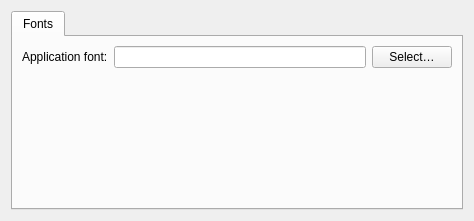
Old version of the form ui/PreferencesWindow.ui in the repository rug-compling/dact.
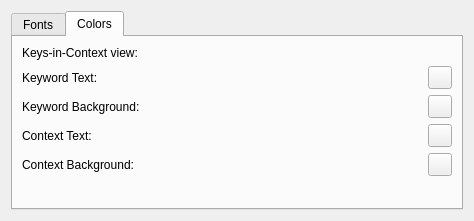
New version of the form. The open tabs and pages were chosen to show the change. Custom widgets are drawn as their Qt base class.

Commit message: Added initial preferences for the colors in bracketed window

What changed in the file:
```diff
--- a/ui/PreferencesWindow.ui
+++ b/ui/PreferencesWindow.ui
@@ -60,10 +60,88 @@
        </item>
       </layout>
      </widget>
+     <widget class="QWidget" name="colorsTab">
+      <attribute name="title">
+       <string>Colors</string>
+      </attribute>
+      <layout class="QVBoxLayout">
+       <item>
+        <widget class="QLabel" name="headingKeywordsInContext">
+         <property name="text">
+          <string>Keys-in-Context view:</string>
+         </property>
+        </widget>
+       </item>
+       <item>
+        <layout class="QGridLayout">
+         <item row="0" column="0">
+          <widget class="QLabel">
+           <property name="text">
+            <string>Keyword Text:</string>
+           </property>
+          </widget>
+         </item>
+         <item row="1" column="0">
+          <widget class="QLabel">
+           <property name="text">
+            <string>Keyword Background:</string>
+           </property>
+          </widget>
+         </item>
+         <item row="2" column="0">
+          <widget class="QLabel">
+           <property name="text">
+            <string>Context Text:</string>
+           </property>
+          </widget>
+         </item>
+         <item row="3" column="0">
+          <widget class="QLabel">
+           <property name="text">
+            <string>Context Background:</string>
+           </property>
+          </widget>
+         </item>
+         <item row="0" column="1">
+          <widget class="DactColorWell" name="keywordsInContextKeywordForegroundColor"/>
+         </item>
+         <item row="1" column="1">
+          <widget class="DactColorWell" name="keywordsInContextKeywordBackgroundColor"/>
+         </item>
+         <item row="2" column="1">
+          <widget class="DactColorWell" name="keywordsInContextContextForegroundColor"/>
+         </item>
+         <item row="3" column="1">
+          <widget class="DactColorWell" name="keywordsInContextContextBackgroundColor"/>
+         </item>
+        </layout>
+       </item>
+       <item>
+        <spacer>
+         <property name="orientation">
+          <enum>Qt::Vertical</enum>
+         </property>
+         <property name="sizeHint" stdset="0">
+          <size>
+           <width>20</width>
+           <height>40</height>
+          </size>
+         </property>
+        </spacer>
+       </item>
+      </layout>
+     </widget>
     </widget>
    </item>
   </layout>
  </widget>
+ <customwidgets>
+  <customwidget>
+   <class>DactColorWell</class>
+   <extends>QToolButton</extends>
+   <header>DactColorWell.hh</header>
+  </customwidget>
+ </customwidgets>
  <resources/>
  <connections/>
 </ui>
```
Left out of the diff: 2 changed lines with no effect on the pictures. The commit also changes 5 other files.
